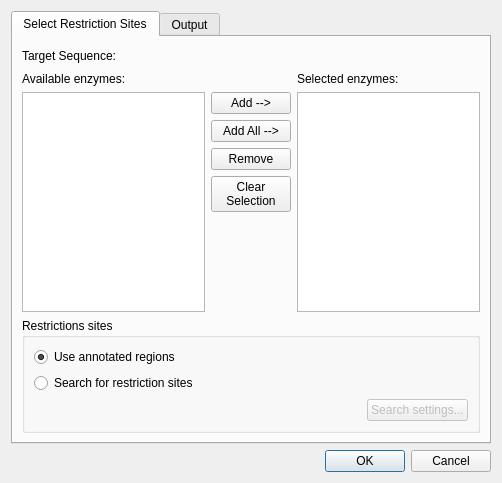
violethaze74/ugene, file src/plugins/enzymes/src/ui/DigestSequenceDialog.ui: the form before one commit.
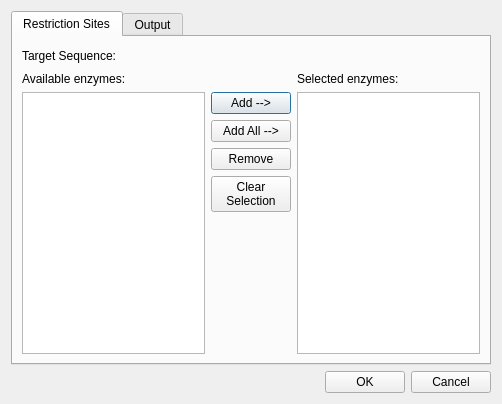
The form after the commit.

Diff of the .ui file:
```diff
--- a/src/plugins/enzymes/src/ui/DigestSequenceDialog.ui
+++ b/src/plugins/enzymes/src/ui/DigestSequenceDialog.ui
@@ -7,7 +7,7 @@
     <x>0</x>
     <y>0</y>
     <width>502</width>
-    <height>483</height>
+    <height>404</height>
    </rect>
   </property>
   <property name="minimumSize">
@@ -27,7 +27,7 @@
      </property>
      <widget class="QWidget" name="tab">
       <attribute name="title">
-       <string>Select Restriction Sites</string>
+       <string>Restriction Sites</string>
       </attribute>
       <layout class="QVBoxLayout" name="verticalLayout_3">
        <item>
@@ -127,62 +127,6 @@
          </item>
         </layout>
        </item>
-       <item>
-        <widget class="QGroupBox" name="groupBox">
-         <property name="title">
-          <string>Restrictions sites</string>
-         </property>
-         <layout class="QVBoxLayout" name="verticalLayout">
-          <item>
-           <widget class="QRadioButton" name="useExistingRadioButton">
-            <property name="text">
-             <string>Use annotated regions</string>
-            </property>
-            <property name="checked">
-             <bool>true</bool>
-            </property>
-           </widget>
-          </item>
-          <item>
-           <widget class="QRadioButton" name="searchForEnzymesRadioButton">
-            <property name="enabled">
-             <bool>true</bool>
-            </property>
-            <property name="text">
-             <string>Search for restriction sites</string>
-            </property>
-           </widget>
-          </item>
-          <item>
-           <layout class="QHBoxLayout" name="horizontalLayout">
-            <item>
-             <spacer name="horizontalSpacer">
-              <property name="orientation">
-               <enum>Qt::Horizontal</enum>
-              </property>
-              <property name="sizeHint" stdset="0">
-               <size>
-                <width>40</width>
-                <height>20</height>
-               </size>
-              </property>
-             </spacer>
-            </item>
-            <item>
-             <widget class="QPushButton" name="searchSettingsButton">
-              <property name="enabled">
-               <bool>false</bool>
-              </property>
-              <property name="text">
-               <string>Search settings...</string>
-              </property>
-             </widget>
-            </item>
-           </layout>
-          </item>
-         </layout>
-        </widget>
-       </item>
       </layout>
      </widget>
      <widget class="QWidget" name="tab_2">
@@ -218,14 +162,35 @@
     </widget>
    </item>
    <item>
-    <widget class="QDialogButtonBox" name="buttonBox">
-     <property name="orientation">
-      <enum>Qt::Horizontal</enum>
-     </property>
-     <property name="standardButtons">
-      <set>QDialogButtonBox::Cancel|QDialogButtonBox::Ok</set>
-     </property>
-    </widget>
+    <layout class="QHBoxLayout" name="horizontalLayout_3">
+     <item>
+      <spacer name="horizontalSpacer_3">
+       <property name="orientation">
+        <enum>Qt::Horizontal</enum>
+       </property>
+       <property name="sizeHint" stdset="0">
+        <size>
+         <width>40</width>
+         <height>20</height>
+        </size>
+       </property>
+      </spacer>
+     </item>
+     <item>
+      <widget class="QPushButton" name="okButton">
+       <property name="text">
+        <string>OK</string>
+       </property>
+      </widget>
+     </item>
+     <item>
+      <widget class="QPushButton" name="cancelButton">
+       <property name="text">
+        <string>Cancel</string>
+       </property>
+      </widget>
+     </item>
+    </layout>
    </item>
   </layout>
  </widget>
```
Left out of the diff: 58 changed lines with no effect on the pictures.
